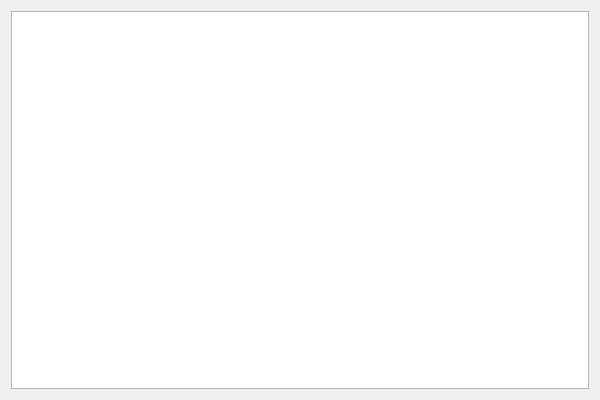
Qt form Editor/LuxonEditor.GUI.Qt/Windows/SceneHierarchyWindow.ui (s-rahmani1992/LuxonEngine) before a commit.
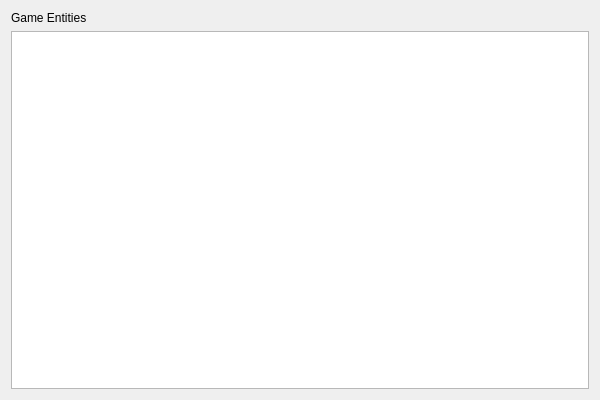
The same form after that commit.

Commit message: Added Scene Manager class for loading current Scene. Created model and delegate style for the scene's entity list.

What changed in the file:
```diff
--- a/Editor/LuxonEditor.GUI.Qt/Windows/SceneHierarchyWindow.ui
+++ b/Editor/LuxonEditor.GUI.Qt/Windows/SceneHierarchyWindow.ui
@@ -15,7 +15,18 @@
   </property>
   <layout class="QVBoxLayout" name="verticalLayout">
    <item>
-    <widget class="QTreeView" name="treeView"/>
+    <widget class="QLabel" name="label">
+     <property name="text">
+      <string>Game Entities</string>
+     </property>
+    </widget>
+   </item>
+   <item>
+    <widget class="QListView" name="gameEntityList">
+     <property name="verticalScrollMode">
+      <enum>QAbstractItemView::ScrollMode::ScrollPerPixel</enum>
+     </property>
+    </widget>
    </item>
   </layout>
  </widget>
```
The commit also changes 16 other files.
